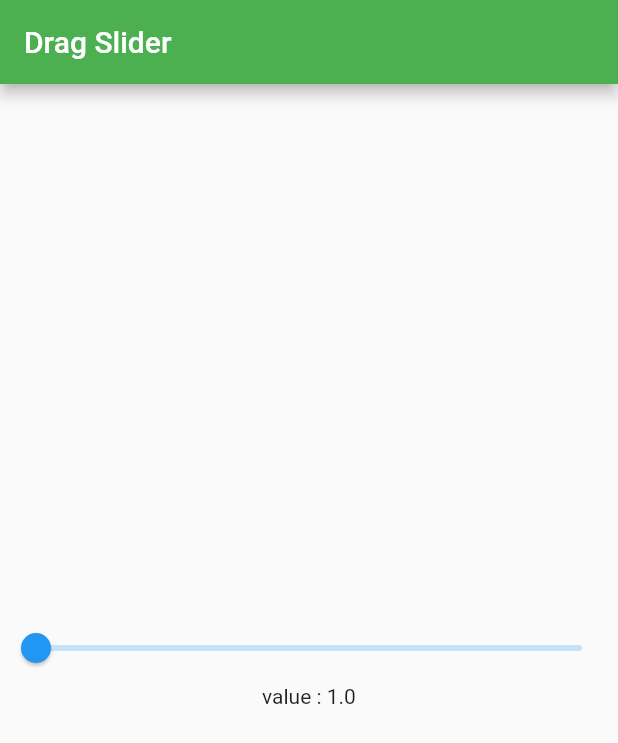
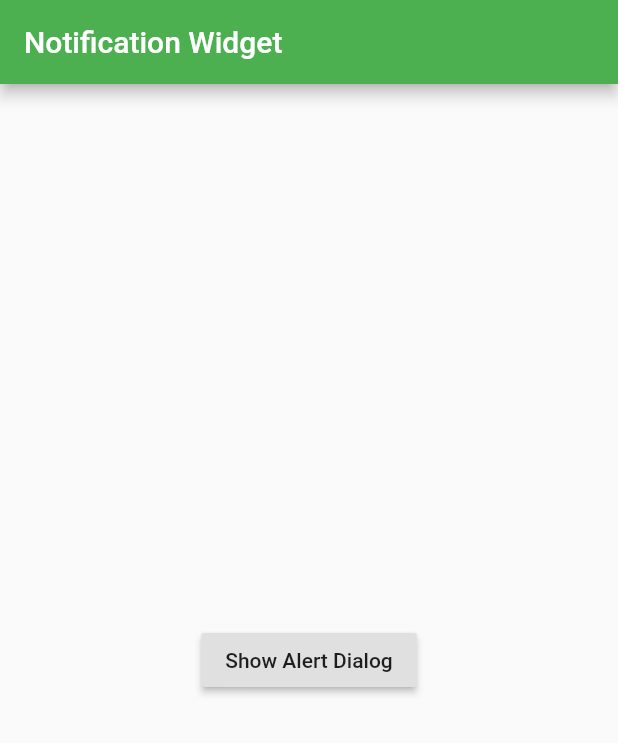
Before and after one commit to dunprek/udacoding_happy_flutter, a Flutter app: the screen it shows after launch, on a phone screen of 412 x 824 dp. Shown: the top 743 px of the screen. Run offline on Flutter 3.47's test engine with Material 2 defaults, Android fonts, the phone set to English and light mode, and no system bars.

Commit message:
page alert widget

```diff
--- a/lib/main.dart
+++ b/lib/main.dart
@@ -21,46 +21,60 @@ class MyApp extends StatelessWidget {
         // is not restarted.
         primarySwatch: Colors.blue,
       ),
-      home: PageSliderWidget(),
+      home: PageAlertWidget(),
       debugShowCheckedModeBanner: false,
     );
   }
 }
 
-class PageSliderWidget extends StatefulWidget {
+class PageAlertWidget extends StatefulWidget {
   @override
-  _PageSliderWidgetState createState() => _PageSliderWidgetState();
+  _PageAlertWidgetState createState() => _PageAlertWidgetState();
 }
 
-class _PageSliderWidgetState extends State<PageSliderWidget> {
-  double drag = 1.0;
+class _PageAlertWidgetState extends State<PageAlertWidget> {
+  SimpleDialog simpleDialog;
 
-  void methodDragVolume(value) {
-    setState(() {
-      drag = value;
-    });
+  void showSimpleDialog() {
+    simpleDialog = new SimpleDialog(
+      title: new Text('Warning'),
+      children: <Widget>[
+        new SimpleDialogOption(
+          child: Text('Jakarta'),
+          onPressed: () {
+            print("jkt");
+          },
+        ),
+        new SimpleDialogOption(
+          child: Text('Padang'),
+          onPressed: () {
+            print("pdg");
+          },
+        ),
+        new SimpleDialogOption(
+          child: Text('Close'),
+          onPressed: () {
+            Navigator.pop(context);
+          },
+        )
+      ],
+    );
+    showDialog(context: context,child: simpleDialog);
   }
 
   @override
   Widget build(BuildContext context) {
     return Scaffold(
       appBar: AppBar(
+        title: new Text('Notification Widget'),
         backgroundColor: Colors.green,
-        title: new Text('Drag Slider'),
       ),
       body: new Center(
-        child: new Column(
-          mainAxisAlignment: MainAxisAlignment.center,
-          children: <Widget>[
-            new Slider(
-                value: drag,
-                min: 1.0,
-                max: 10.0,
-                onChanged: (double val) {
-                  methodDragVolume(val);
-                }),
-            new Text('value : $drag')
-          ],
+        child: RaisedButton(
+          onPressed: () {
+            showSimpleDialog();
+          },
+          child: new Text('Show Alert Dialog'),
         ),
       ),
     );
```
